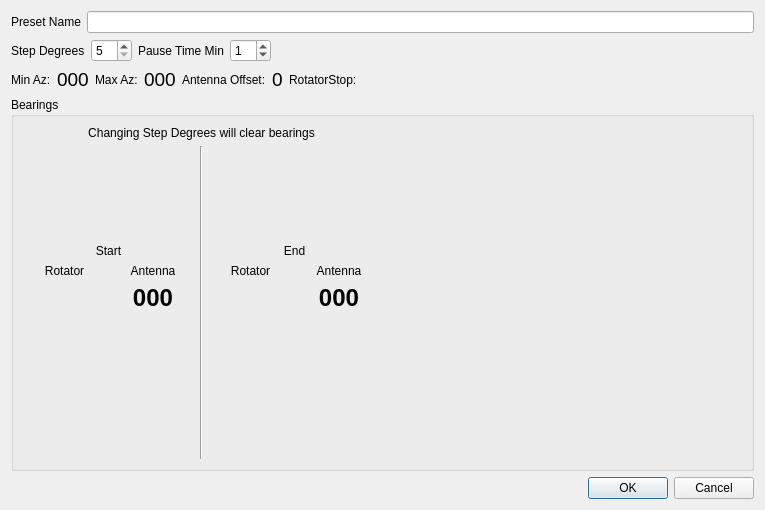
Above: mqt/MqtRotator/skyscanpresetsdialog.ui from Rsclub22/Minos2-Mirror before the change. Below: the same form after it.
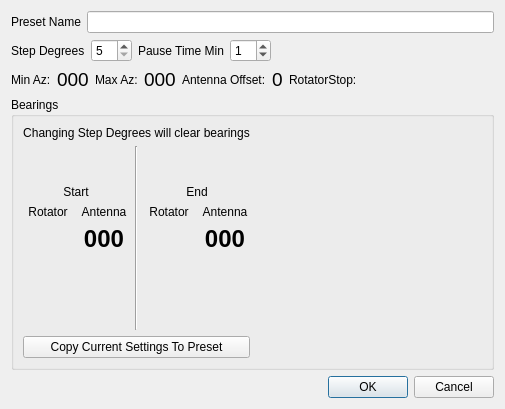
That is the form after the change. Custom widgets are drawn as their Qt base class.

Commit message: add abiltiy to copy current skyscan settings to a new preset

Diff of the .ui file:
```diff
--- a/mqt/MqtRotator/skyscanpresetsdialog.ui
+++ b/mqt/MqtRotator/skyscanpresetsdialog.ui
@@ -6,8 +6,8 @@
    <rect>
     <x>0</x>
     <y>0</y>
-    <width>765</width>
-    <height>510</height>
+    <width>505</width>
+    <height>409</height>
    </rect>
   </property>
   <property name="windowTitle">
@@ -494,6 +494,13 @@
                 </item>
                </layout>
               </item>
+              <item>
+               <widget class="QPushButton" name="copyToPresetPushButton">
+                <property name="text">
+                 <string>Copy Current Settings To Preset</string>
+                </property>
+               </widget>
+              </item>
              </layout>
             </item>
             <item alignment="Qt::AlignHCenter|Qt::AlignVCenter">
```
The commit also changes 3 other files.
